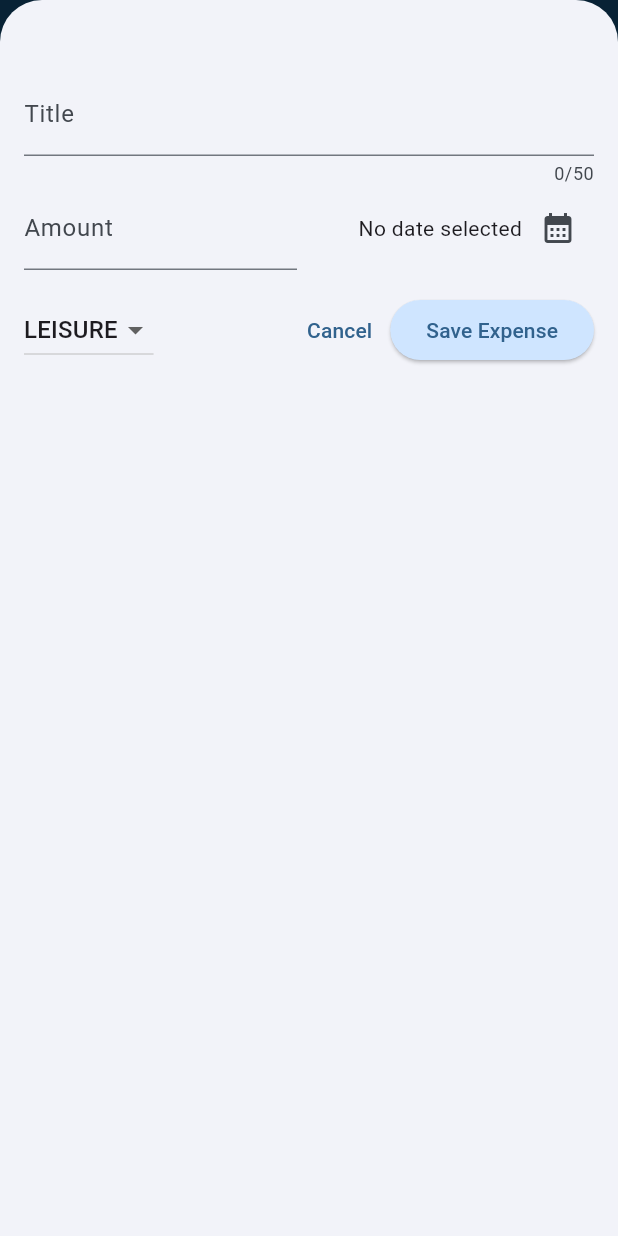
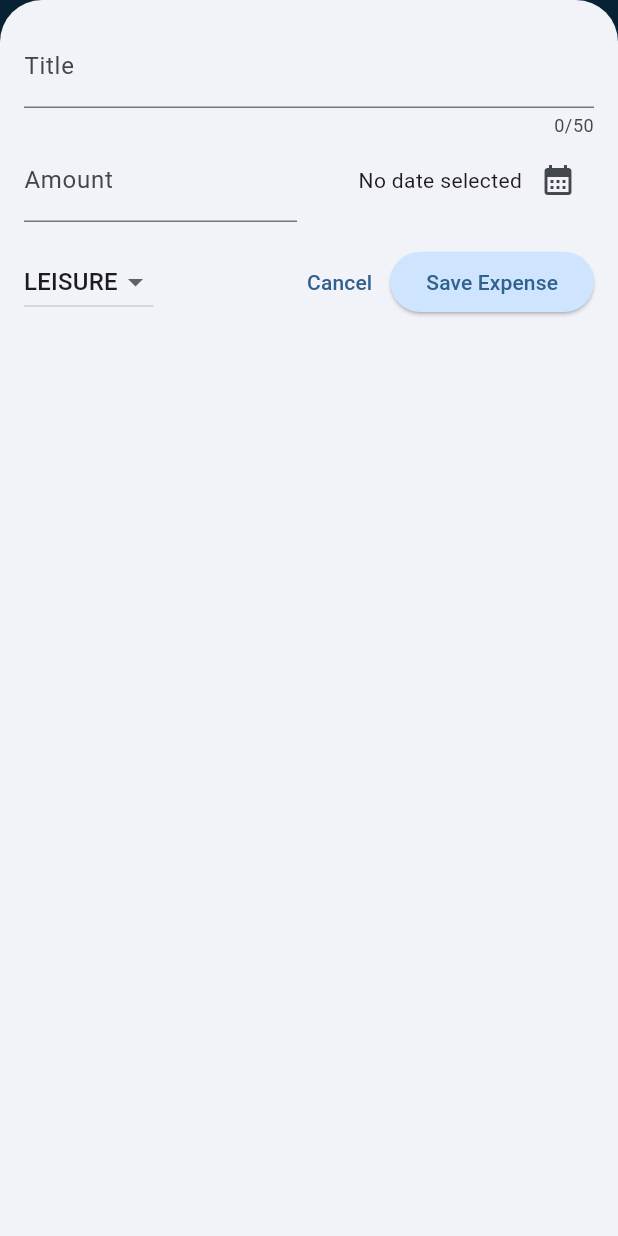
Before and after one commit to abdyevas/Expense_Tracker_App, a Flutter app: the screen it shows after launch, after a tap on the "add" icon, on a phone screen of 412 x 824 dp. Run offline on Flutter 3.47's test engine with Material 3 defaults, Android fonts, the phone set to English and light mode, and no system bars.

Commit message:
handling screen overlays

```diff
--- a/expense_tracker/lib/widgets/expenses.dart
+++ b/expense_tracker/lib/widgets/expenses.dart
@@ -37,6 +37,7 @@ class _ExpensesState extends State<Expenses> {
 
   void _openAddExpense() {
     showModalBottomSheet(
+      useSafeArea: true,
       isScrollControlled: true,
       context: context,
       builder: (ctx) => NewExpense(onAddExpense: _addExpense),
--- a/expense_tracker/lib/widgets/new_expense.dart
+++ b/expense_tracker/lib/widgets/new_expense.dart
@@ -76,8 +76,13 @@ class _NewExpenseState extends State<NewExpense> {
 
   @override
   Widget build(BuildContext context) {
-    return Padding(
-      padding: const EdgeInsets.fromLTRB(16.0, 48.0, 16.0, 16.0),
+    final keyboardSpace = MediaQuery.of(context).viewInsets.bottom;
+
+    return SizedBox(
+      height: double.infinity,
+      child: SingleChildScrollView(
+        child: Padding(
+          padding: EdgeInsets.fromLTRB(16.0, 16.0, 16.0, keyboardSpace + 16.0),
           child: Column(
             children: [
               TextField(
@@ -164,6 +169,8 @@ class _NewExpenseState extends State<NewExpense> {
               ),
             ],
           ),
+        ),
+      ),
     );
   }
 }
```
Lines whose indentation alone changed are shown as unchanged.
